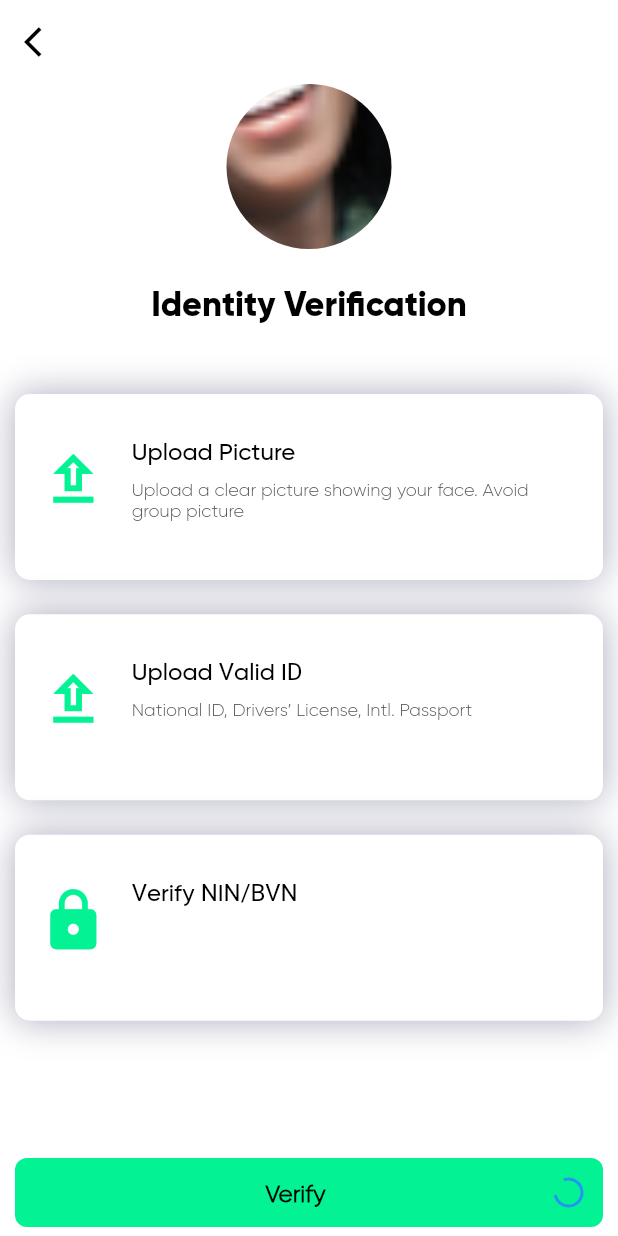
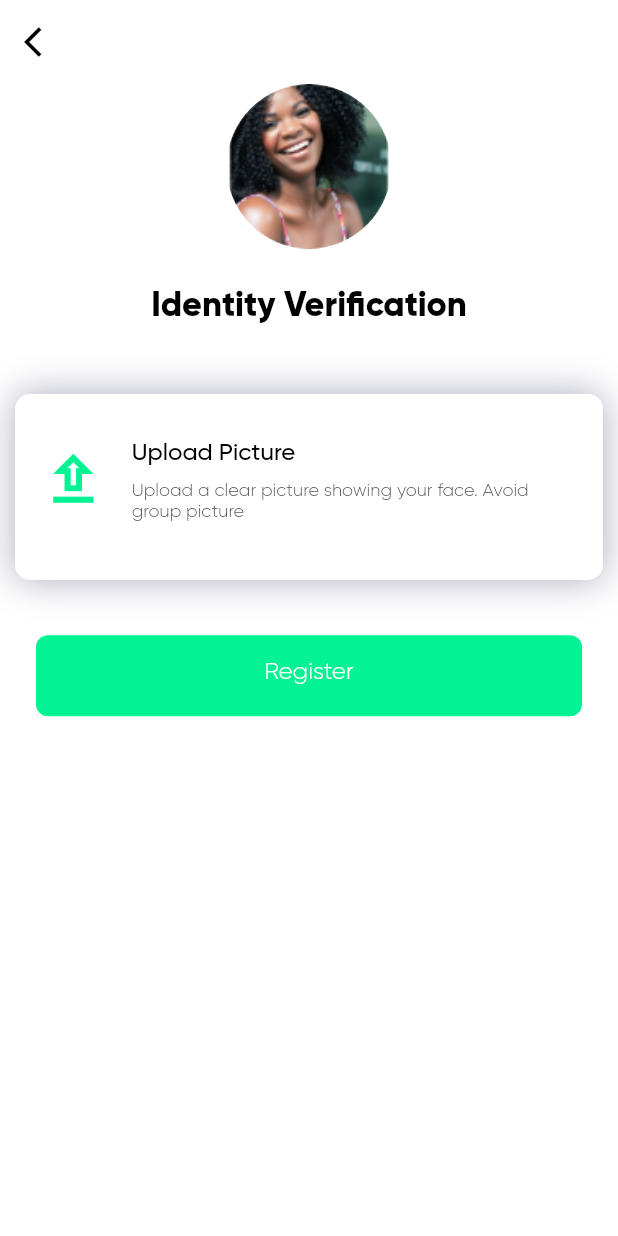
Before and after one commit to ConvexityTeam/chats-beneficiary, a Flutter app: the PersonalInfo screen opened by its route, on a phone screen of 412 x 824 dp. Run offline on Flutter 3.47's test engine with Material 2 defaults, Android fonts, the phone set to English and light mode, and no system bars; our stand-ins replace carousel_slider, date_format, dio, fl_chart, flutter_datetime_picker, font_awesome_flutter and 3 more; missing offline and left inert: email_auth, flutter_barcode_scanner; accounts and stored records are empty; generated files the repository leaves out were written again.

```diff
--- a/lib/models/beneficiary_user_model.dart
+++ b/lib/models/beneficiary_user_model.dart
@@ -27,15 +27,15 @@ class BeneficiaryUser {
         email = parsedJson['email'],
         gender = parsedJson['gender'],
         dob = parsedJson['dob'],
-        lastName = parsedJson['lastName ='];
+        lastName = parsedJson['lastName'];
 
-  Map<String, dynamic> toJson() => {
-        'firstName': firstName,
+  Map<String, String> toJson() => {
+        'first_name': firstName,
         'email': email,
         'gender': gender,
         'password': password,
         'dob': dob,
-        'lastName': lastName,
+        'last_name': lastName,
         'phone': phone,
       };
 }
--- a/lib/screens/Home/Views/personal_info_view.dart
+++ b/lib/screens/Home/Views/personal_info_view.dart
@@ -1,10 +1,14 @@
 import 'dart:convert';
+import 'dart:io';
 
+import 'package:CHATS/screens/home/view_models/base_view_model.dart';
+import 'package:CHATS/screens/home/view_models/sign_upVM.dart';
 import 'package:CHATS/utils/text.dart';
 import 'package:CHATS/utils/ui_helper.dart';
 import 'package:CHATS/widgets/custom_btn.dart';
 import 'package:flutter/material.dart';
 import 'package:image_picker/image_picker.dart';
+import 'package:provider/provider.dart';
 
 class PersonalInfo extends StatefulWidget {
   @override
@@ -12,6 +16,7 @@ class PersonalInfo extends StatefulWidget {
 }
 
 class _PersonalInfoState extends State<PersonalInfo> {
+  File userImage;
   @override
   Widget build(BuildContext context) {
     Size size = MediaQuery.of(context).size;
@@ -32,18 +37,34 @@ class _PersonalInfoState extends State<PersonalInfo> {
       body: ListView(
         padding: EdgeInsets.only(right: 10, left: 10),
         children: [
+          BaseViewModel<SignUpVM>(
+            providerReady: (model) => {},
+            builder: (context, provider, child) => Column(
+              children: [
                 Container(
                   height: 110,
                   width: 110,
                   decoration: BoxDecoration(
                     image: DecorationImage(
-                image: AssetImage("assets/Ellipse 4.png"),
+                      image: userImage == null
+                          ? AssetImage("assets/Ellipse 4.png")
+                          : FileImage(userImage),
                       fit: BoxFit.cover,
                     ),
                     shape: BoxShape.circle,
                   ),
                 ),
-          buildIdentityVerification(smallH)
+                buildIdentityVerification(smallH),
+                CustomButton(
+                    children: [
+                      CustomText(color: Colors.white, text: 'Register')
+                    ],
+                    onTap: () {
+                      provider.register(context);
+                    })
+              ],
+            ),
+          ),
         ],
       ),
     );
@@ -52,7 +73,14 @@ class _PersonalInfoState extends State<PersonalInfo> {
   bool pictureUploaded = false;
   bool idUploaded = false;
   Widget buildIdentityVerification(double height) {
-    return Column(
+    return BaseViewModel<SignUpVM>(
+        providerReady: (model) => {},
+        builder: (context, provider, child) => WillPopScope(
+              // ignore: missing_return
+              onWillPop: () {
+                Navigator.pop(context);
+              },
+              child: Column(
                 crossAxisAlignment: CrossAxisAlignment.center,
                 children: [
                   CustomText(
@@ -70,70 +98,23 @@ class _PersonalInfoState extends State<PersonalInfo> {
                           height,
                           pictureUploaded),
                       onTap: () async {
-              var file =
-                  await ImagePicker.pickImage(source: ImageSource.gallery);
+                        var file = await ImagePicker.pickImage(
+                            source: ImageSource.gallery);
                         if (file != null) {
                           setState(() {
-                  // pictureUploaded = true;
+                            pictureUploaded = true;
+                            userImage = file;
                           });
-                String base64Image = base64Encode(file.readAsBytesSync());
-                // model.profilePicture = base64Image;
+                          String base64Image =
+                              base64Encode(file.readAsBytesSync());
+                          provider.profilePicture = file;
                         } else {
                           // User canceled the picker
                         }
                       }),
-        GestureDetector(
-            child: _buildCard(
-                Icons.upload_outlined,
-                'Upload Valid ID',
-                'National ID, Drivers’ License, Intl. Passport',
-                height,
-                idUploaded),
-            onTap: () async {
-              var file =
-                  await ImagePicker.pickImage(source: ImageSource.gallery);
-              if (file != null) {
-                setState(() {
-                  // idUploaded = true;
-                });
-                String base64Image = base64Encode(file.readAsBytesSync());
-                // model.validId = base64Image;
-              } else {
-                // User canceled the picker
-              }
-            }),
-
-        GestureDetector(
-            child: _buildCard(Icons.lock, 'Verify NIN/BVN', ' ', height, false),
-            onTap: () async {
-              // FilePickerResult result = await FilePicker.platform.pickFiles(type: FileType.custom, allowedExtensions: ['jpg', 'png']);
-            }),
-        CustomButton(
-          margin: EdgeInsets.only(top: height * 3),
-          children: [
-            Expanded(
-                child: CustomText(
-              text: 'Verify',
-              color: Colors.black,
-              fontWeight: FontWeight.bold,
-              textAlign: TextAlign.center,
-              edgeInset: EdgeInsets.all(0.0),
-            )),
-            SizedBox(
-                height: 18,
-                width: 18,
-                child: CircularProgressIndicator(
-                  strokeWidth: 2,
-                ))
-            // valueColor: AlwaysStoppedAnimation<Color>(
-            //     !model.savingUser ? Constants.purple : Colors.black)))
                 ],
-          onTap: () {
-            // model.register(userModel, context);
-          },
-        )
-      ],
-    );
+              ),
+            ));
   }
 
   Container _buildCard(
--- a/lib/screens/Home/view_models/sign_upVM.dart
+++ b/lib/screens/Home/view_models/sign_upVM.dart
@@ -1,4 +1,5 @@
 import 'dart:convert';
+import 'dart:io';
 // import 'dart:io';
 import 'package:CHATS/models/beneficiary_user_model.dart';
 import 'package:CHATS/providers/base_provider_model.dart';
@@ -6,7 +7,6 @@ import 'package:CHATS/api/authentication_service.dart';
 import 'package:CHATS/services/local_storage_service.dart';
 import 'package:CHATS/domain/locator.dart';
 import 'package:CHATS/utils/ui_helper.dart';
-import 'package:flutter/foundation.dart';
 import 'package:flutter/widgets.dart';
 
 class SignUpVM extends BaseProviderModel {
@@ -118,20 +118,20 @@ class SignUpVM extends BaseProviderModel {
     notifyListeners();
   }
 
-  register(BeneficiaryUser model, BuildContext context) async {
-    // model.profile_pic = profilePicture;
+  BeneficiaryUser user;
+  register(BuildContext context) async {
     savingUser = true;
     signUpErrorMessage = '';
     notifyListeners();
     try {
       Map<String, dynamic> value =
-          await AuthenticationService().register(model);
+          await AuthenticationService().register(user, this.profilePicture);
 
-      if (value['code'] == 201) {
-        Navigator.pushReplacementNamed(context, '/home');
-      } else {
-        signUpErrorMessage = value['message'];
-      }
+      // if (value['code'] == 201) {
+      //   Navigator.pushReplacementNamed(context, '/home');
+      // } else {
+      //   signUpErrorMessage = value['message'];
+      // }
     } catch (err) {
       print(err);
       print("ss");
@@ -148,7 +148,7 @@ class SignUpVM extends BaseProviderModel {
 
   AuthenticationService _authenticationService = new AuthenticationService();
 
-  String profilePicture;
+  File profilePicture;
 
   String validId;
 }
```
Also changed, not shown: lib/api/authentication_service.dart (+46 -11 lines), lib/screens/auth/sign-up.dart (+41 -17 lines). Lines whose indentation alone changed are shown as unchanged.
